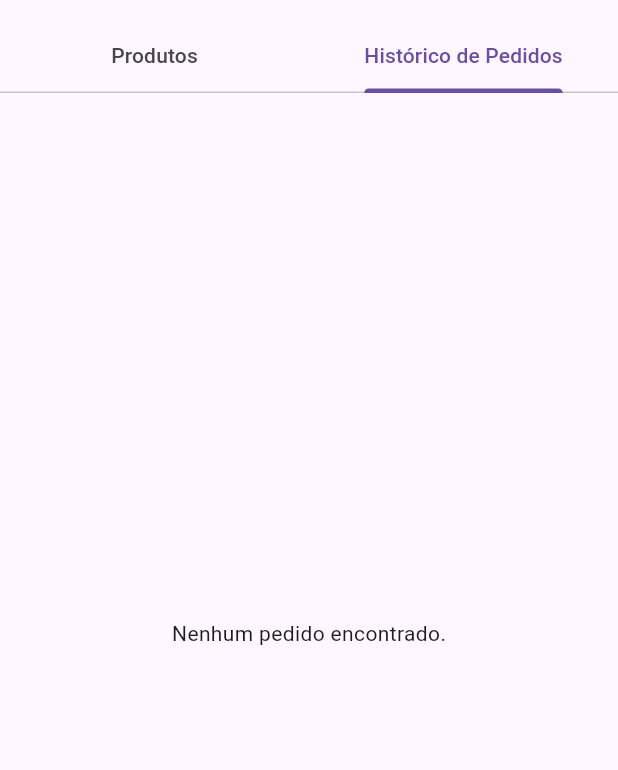
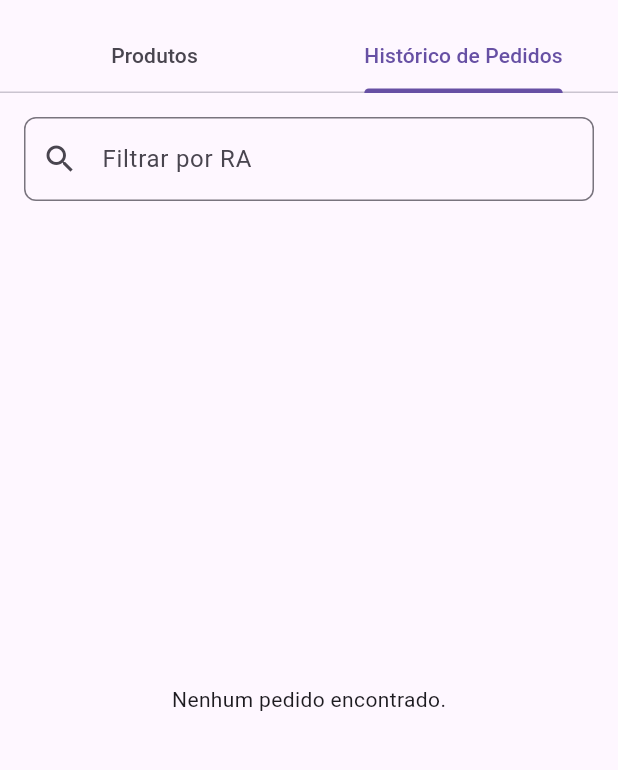
Before and after one commit to ChebasOficial/chatbot, a Flutter app: the AdminScreen screen opened by its route, tab 2 chosen, on a phone screen of 412 x 824 dp, the part 63-833 px from its top. Run offline on Flutter 3.47's test engine with Material 3 defaults, Android fonts, the phone set to English and light mode, and no system bars; our stand-ins replace cloud_firestore, firebase_auth, firebase_core, mask_text_input_formatter, shared_preferences; accounts and stored records are empty; network calls fail.

Commit message:
Update order_history_tab.dart

```diff
--- a/lib/screens/admin/order_history_tab.dart
+++ b/lib/screens/admin/order_history_tab.dart
@@ -1,7 +1,5 @@
 import 'package:flutter/material.dart';
 import 'package:cloud_firestore/cloud_firestore.dart';
-import 'package:provider/provider.dart';
-import 'package:chatbot/providers/auth_provider.dart';
 import 'package:intl/intl.dart';
 
 class OrderHistoryTab extends StatefulWidget {
@@ -13,13 +11,31 @@ class OrderHistoryTab extends StatefulWidget {
 
 class _OrderHistoryTabState extends State<OrderHistoryTab> {
   final FirebaseFirestore _firestore = FirebaseFirestore.instance;
+  final TextEditingController _filterController = TextEditingController();
   bool _isLoading = false;
-  List<Map<String, dynamic>> _orders = [];
+  List<Map<String, dynamic>> _allOrders = []; // Lista com todos os pedidos carregados
+  List<Map<String, dynamic>> _filteredOrders = []; // Lista filtrada para exibição
+  String _filterText = "";
 
   @override
   void initState() {
     super.initState();
     _loadOrders();
+    _filterController.addListener(_onFilterChanged);
+  }
+
+  @override
+  void dispose() {
+    _filterController.removeListener(_onFilterChanged);
+    _filterController.dispose();
+    super.dispose();
+  }
+
+  void _onFilterChanged() {
+    setState(() {
+      _filterText = _filterController.text.trim();
+      _applyFilter();
+    });
   }
 
   Future<void> _loadOrders() async {
@@ -46,7 +62,8 @@ class _OrderHistoryTabState extends State<OrderHistoryTab> {
       }).toList();
 
       setState(() {
-        _orders = orders;
+        _allOrders = orders;
+        _applyFilter(); // Aplicar filtro inicial (se houver)
         _isLoading = false;
       });
     } catch (e) {
@@ -55,6 +72,7 @@ class _OrderHistoryTabState extends State<OrderHistoryTab> {
         _isLoading = false;
       });
 
+      if (mounted) {
         ScaffoldMessenger.of(context).showSnackBar(
           SnackBar(
             content: Text('Erro ao carregar pedidos: $e'),
@@ -63,9 +81,20 @@ class _OrderHistoryTabState extends State<OrderHistoryTab> {
         );
       }
     }
+  }
+
+  void _applyFilter() {
+    if (_filterText.isEmpty) {
+      _filteredOrders = List.from(_allOrders);
+    } else {
+      _filteredOrders = _allOrders.where((order) {
+        final ra = _extractRA(order['userEmail'] as String);
+        return ra.toLowerCase().contains(_filterText.toLowerCase());
+      }).toList();
+    }
+  }
 
   String _extractRA(String email) {
-    // Extrai o RA do email (assumindo que o email é no formato RA@dominio.com)
     final parts = email.split('@');
     if (parts.isNotEmpty) {
       return parts[0];
@@ -75,19 +104,50 @@ class _OrderHistoryTabState extends State<OrderHistoryTab> {
 
   @override
   Widget build(BuildContext context) {
-    return _isLoading
+    return Column(
+      children: [
+        // Campo de filtro
+        Padding(
+          padding: const EdgeInsets.all(16.0),
+          child: TextField(
+            controller: _filterController,
+            decoration: InputDecoration(
+              labelText: 'Filtrar por RA',
+              hintText: 'Digite o RA do aluno...',
+              prefixIcon: const Icon(Icons.search),
+              border: OutlineInputBorder(
+                borderRadius: BorderRadius.circular(8.0),
+              ),
+              suffixIcon: _filterText.isNotEmpty
+                  ? IconButton(
+                      icon: const Icon(Icons.clear),
+                      onPressed: () {
+                        _filterController.clear();
+                      },
+                    )
+                  : null,
+            ),
+          ),
+        ),
+        // Lista de pedidos
+        Expanded(
+          child: _isLoading
               ? const Center(child: CircularProgressIndicator())
               : RefreshIndicator(
                   onRefresh: _loadOrders,
-            child: _orders.isEmpty
-                ? const Center(
-                    child: Text('Nenhum pedido encontrado.'),
+                  child: _filteredOrders.isEmpty
+                      ? Center(
+                          child: Text(
+                            _filterText.isEmpty
+                                ? 'Nenhum pedido encontrado.'
+                                : 'Nenhum pedido encontrado para o RA "$_filterText".',
+                          ),
                         )
                       : ListView.builder(
-                    padding: const EdgeInsets.all(16.0),
-                    itemCount: _orders.length,
+                          padding: const EdgeInsets.only(left: 16.0, right: 16.0, bottom: 16.0),
+                          itemCount: _filteredOrders.length,
                           itemBuilder: (context, index) {
-                      final order = _orders[index];
+                            final order = _filteredOrders[index];
                             final timestamp = order['timestamp'] as Timestamp?;
                             final dateTime = timestamp?.toDate() ?? DateTime.now();
                             final formattedDate = DateFormat('dd/MM/yyyy HH:mm').format(dateTime);
@@ -177,6 +237,9 @@ class _OrderHistoryTabState extends State<OrderHistoryTab> {
                             );
                           },
                         ),
+                ),
+        ),
+      ],
     );
   }
 }
```
Lines whose indentation alone changed are shown as unchanged.
